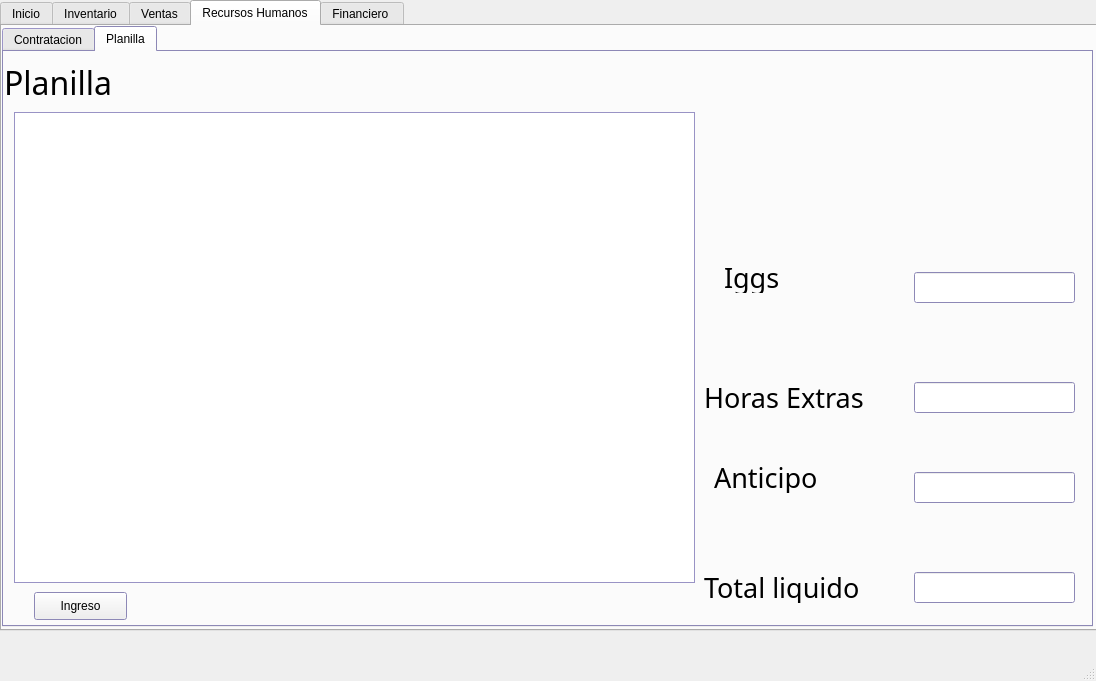
Qt form Views/principal.ui (AngelAndreCotocCuzal/Proyecto_teoria_de_sistemas) before a commit.
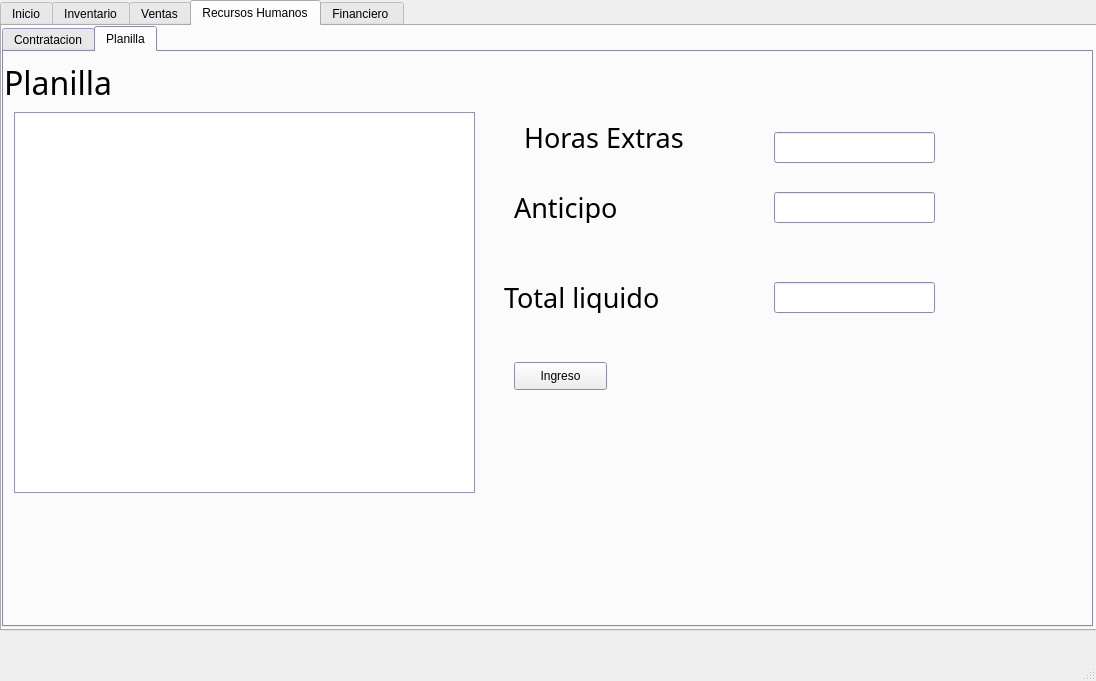
The same form after that commit. The open tabs and pages were chosen to show the change.

The edit to the form file:
```diff
--- a/Views/principal.ui
+++ b/Views/principal.ui
@@ -2062,25 +2062,6 @@
        <attribute name="title">
         <string>Planilla</string>
        </attribute>
-       <widget class="QLabel" name="label_29">
-        <property name="geometry">
-         <rect>
-          <x>720</x>
-          <y>210</y>
-          <width>91</width>
-          <height>31</height>
-         </rect>
-        </property>
-        <property name="font">
-         <font>
-          <family>Modern No. 20</family>
-          <pointsize>20</pointsize>
-         </font>
-        </property>
-        <property name="text">
-         <string>Iggs</string>
-        </property>
-       </widget>
        <widget class="QLabel" name="label_30">
         <property name="geometry">
          <rect>
@@ -2103,8 +2084,8 @@
        <widget class="QLineEdit" name="text_media_compra_2">
         <property name="geometry">
          <rect>
-          <x>910</x>
-          <y>520</y>
+          <x>770</x>
+          <y>230</y>
           <width>161</width>
           <height>31</height>
          </rect>
@@ -2115,16 +2096,16 @@
          <rect>
           <x>10</x>
           <y>60</y>
-          <width>681</width>
-          <height>471</height>
+          <width>461</width>
+          <height>381</height>
          </rect>
         </property>
        </widget>
        <widget class="QLabel" name="label_40">
         <property name="geometry">
          <rect>
-          <x>700</x>
-          <y>330</y>
+          <x>520</x>
+          <y>70</y>
           <width>191</width>
           <height>31</height>
          </rect>
@@ -2142,8 +2123,8 @@
        <widget class="QLabel" name="label_41">
         <property name="geometry">
          <rect>
-          <x>710</x>
-          <y>410</y>
+          <x>510</x>
+          <y>140</y>
           <width>191</width>
           <height>31</height>
          </rect>
@@ -2161,8 +2142,8 @@
        <widget class="QLabel" name="label_42">
         <property name="geometry">
          <rect>
-          <x>700</x>
-          <y>520</y>
+          <x>500</x>
+          <y>230</y>
           <width>191</width>
           <height>31</height>
          </rect>
@@ -2177,21 +2158,11 @@
          <string>Total liquido</string>
         </property>
        </widget>
-       <widget class="QLineEdit" name="text_media_compra_3">
-        <property name="geometry">
-         <rect>
-          <x>910</x>
-          <y>220</y>
-          <width>161</width>
-          <height>31</height>
-         </rect>
-        </property>
-       </widget>
        <widget class="QLineEdit" name="text_media_compra_4">
         <property name="geometry">
          <rect>
-          <x>910</x>
-          <y>330</y>
+          <x>770</x>
+          <y>80</y>
           <width>161</width>
           <height>31</height>
          </rect>
@@ -2200,8 +2171,8 @@
        <widget class="QLineEdit" name="text_media_compra_5">
         <property name="geometry">
          <rect>
-          <x>910</x>
-          <y>420</y>
+          <x>770</x>
+          <y>140</y>
           <width>161</width>
           <height>31</height>
          </rect>
@@ -2210,8 +2181,8 @@
        <widget class="QPushButton" name="ingreso_planilla">
         <property name="geometry">
          <rect>
-          <x>30</x>
-          <y>540</y>
+          <x>510</x>
+          <y>310</y>
           <width>93</width>
           <height>28</height>
          </rect>
```
Left out of the diff: 14 changed lines with no effect on the pictures.
